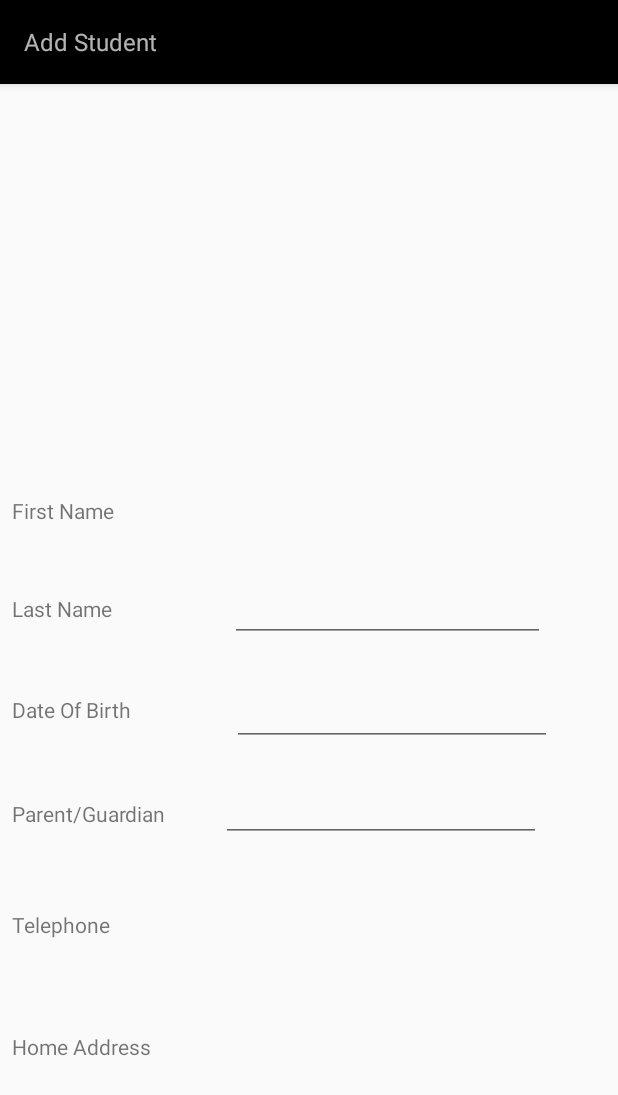
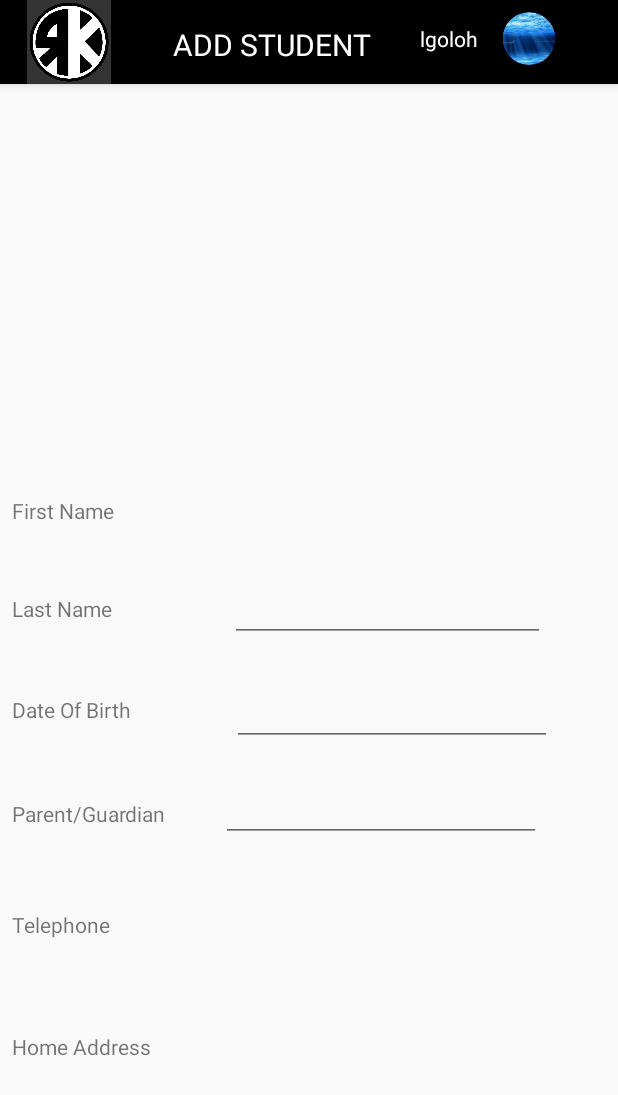
Before and after one commit to chloesheen/RKFMonitor, an Android app: the layout activity_add_student.xml on its own in the app's theme, with its tools: preview values and no code run, on a phone screen of 412 x 824 dp. Shown: the top 1095 px of the screen. Run offline under Robolectric (Android 15) with nearby library versions, the phone set to English and light mode, and no system bars.

Commit message:
layout edits

```diff
--- a/app/src/main/res/layout/activity_add_student.xml
+++ b/app/src/main/res/layout/activity_add_student.xml
@@ -16,10 +16,83 @@
             android:layout_width="match_parent"
             android:layout_height="?attr/actionBarSize"
             android:background="@color/colorPrimaryDark"
-            app:popupTheme="@style/AppTheme.PopupOverlay"
-            app:setLogoDescription="The RFK Foundation"
-            app:subtitle="@string/add_student" />
+            app:popupTheme="@style/AppTheme.PopupOverlay">
 
+            <RelativeLayout
+                android:layout_width="match_parent"
+                android:layout_height="wrap_content">
+
+                <ImageView
+                    android:id="@+id/logo"
+                    android:layout_width="60dp"
+                    android:layout_height="wrap_content"
+                    android:layout_gravity="center"
+                    android:contentDescription="@string/logo"
+                    android:src="@drawable/rfklogo" />
+
+                <de.hdodenhof.circleimageview.CircleImageView xmlns:app="http://schemas.android.com/apk/res-auto"
+                    android:id="@+id/profile_image"
+                    android:layout_width="49dp"
+                    android:layout_height="39dp"
+                    android:layout_alignStart="@+id/logo"
+                    android:layout_alignLeft="@+id/logo"
+                    android:layout_alignParentTop="true"
+                    android:layout_marginStart="312dp"
+                    android:layout_marginLeft="312dp"
+                    android:layout_marginTop="6dp"
+                    android:layout_marginEnd="8dp"
+                    android:layout_marginRight="8dp"
+                    android:src="@drawable/water_light_effect"
+                    app:civ_border_color="#FF000000"
+                    app:civ_border_width="2dp"
+                    app:layout_constraintEnd_toEndOf="parent"
+                    app:layout_constraintHorizontal_bias="0.974"
+                    app:layout_constraintStart_toStartOf="parent"
+                    app:layout_constraintTop_toTopOf="parent" />
+
+                <TextView
+                    android:id="@+id/profile_name"
+                    android:layout_width="48dp"
+                    android:layout_height="22dp"
+                    android:layout_alignParentEnd="true"
+                    android:layout_alignParentRight="true"
+                    android:layout_marginStart="204dp"
+                    android:layout_marginLeft="204dp"
+                    android:layout_marginTop="16dp"
+                    android:layout_marginEnd="56dp"
+                    android:layout_marginRight="56dp"
+                    android:layout_toEndOf="@id/logo"
+                    android:layout_toRightOf="@id/logo"
+                    android:text="@string/teach_username"
+                    android:textColor="@color/colorFont"
+                    app:layout_constraintEnd_toStartOf="@+id/profile_image"
+                    app:layout_constraintTop_toTopOf="parent" />
+
+                <TextView
+                    android:id="@+id/title"
+                    android:layout_width="147dp"
+                    android:layout_height="29dp"
+                    android:layout_alignEnd="@id/profile_name"
+                    android:layout_alignRight="@id/profile_name"
+                    android:layout_alignParentEnd="true"
+                    android:layout_alignParentRight="true"
+                    android:layout_marginStart="39dp"
+                    android:layout_marginLeft="39dp"
+                    android:layout_marginTop="16dp"
+                    android:layout_marginEnd="122dp"
+                    android:layout_marginRight="122dp"
+                    android:layout_toEndOf="@id/logo"
+                    android:layout_toRightOf="@id/logo"
+                    android:text="@string/add_student"
+                    android:textAllCaps="true"
+                    android:textColor="@color/colorFont"
+                    android:textSize="20sp"
+                    app:layout_constraintEnd_toStartOf="@+id/profile_name"
+                    app:layout_constraintTop_toTopOf="parent" />
+
+
+            </RelativeLayout>
+        </android.support.v7.widget.Toolbar>
     </android.support.design.widget.AppBarLayout>
 
     <include layout="@layout/content_add_student" />
```
